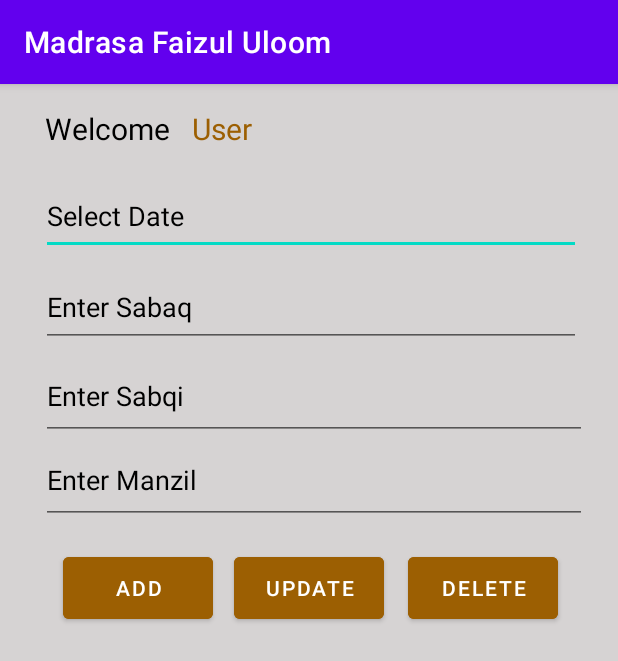
After one commit to BITF19M022/BITF19M022_8, an Android app: the AddRecord screen opened directly, with no data from a screen before it, on a phone screen of 412 x 824 dp. The commit adds this screen. Shown: the top 661 px of the screen. Run offline under Robolectric (Android 15) with nearby library versions, the phone set to English and light mode, and no system bars; 5 statements that could not run were skipped.

Commit message:
Sabqi Sabaq Manzil Activity Added

```diff
--- /dev/null
+++ b/app/src/main/java/com/usman/madrasafaizululoom/AddRecord.java
@@ -0,0 +1,98 @@
+package com.usman.madrasafaizululoom;
+
+import androidx.annotation.NonNull;
+import androidx.annotation.Nullable;
+import androidx.appcompat.app.AppCompatActivity;
+
+import android.annotation.SuppressLint;
+import android.content.Intent;
+import android.os.Bundle;
+import android.view.View;
+import android.view.ViewGroup;
+import android.webkit.WebView;
+import android.widget.ArrayAdapter;
+import android.widget.Button;
+import android.widget.EditText;
+import android.widget.ListView;
+import android.widget.TextView;
+import android.widget.Toast;
+
+import com.usman.madrasafaizululoom.data.RecordDBHandler;
+import com.usman.madrasafaizululoom.data.StudentDBHandler;
+import com.usman.madrasafaizululoom.model.Record;
+import com.usman.madrasafaizululoom.model.Students;
+
+import java.util.List;
+
+public class AddRecord extends AppCompatActivity {
+
+    EditText todayDate, studentSabaq, studentSabqi, studentManzil;
+    Button btnAdd, btnUpdate, btnDelete;
+    ListView listRecordData;
+    RecordDBHandler db = new RecordDBHandler(this);
+
+    @SuppressLint("WrongViewCast")
+    @Override
+    protected void onCreate(Bundle savedInstanceState) {
+        super.onCreate(savedInstanceState);
+        setContentView(R.layout.activity_add_record);
+
+        todayDate = findViewById(R.id.editTextDate);
+        studentSabaq = findViewById(R.id.editTxtSabaq);
+        studentSabqi = findViewById(R.id.editTxtSabqi);
+        studentManzil = findViewById(R.id.editTxtManzil);
+
+        listRecordData = findViewById(R.id.listViewRecord);
+
+        btnAdd = findViewById(R.id.btnAddRecord);
+        btnUpdate = findViewById(R.id.btnUpdateRecord);
+        btnDelete = findViewById(R.id.btnDeleteRecord);
+
+        Intent intent = getIntent();
+        int studentID = Integer.parseInt(intent.getStringExtra("StudentID"));
+
+        displayRecord();
+        btnAdd.setOnClickListener(new View.OnClickListener() {
+            @Override
+            public void onClick(View v) {
+                String date = todayDate.getText().toString();
+                String sabaq = studentSabaq.getText().toString();
+                String sabqi = studentSabqi.getText().toString();
+                String manzil = studentManzil.getText().toString();
+
+                if (!date.isEmpty() && !sabaq.isEmpty() && !sabqi.isEmpty() && !manzil.isEmpty())
+                {
+                    Record obj = new Record(date, sabaq, sabqi, manzil, studentID);
+                    db.addRecord(obj);
+                    todayDate.getText().clear();
+                    studentSabaq.getText().clear();
+                    studentSabqi.getText().clear();
+                    studentManzil.getText().clear();
+                    Toast.makeText(AddRecord.this, "Record Added", Toast.LENGTH_SHORT).show();
+                    displayRecord();
+                }
+                else
+                {
+                    Toast.makeText(AddRecord.this, "All Field Required", Toast.LENGTH_SHORT).show();
+                }
+            }
+        });
+    }
+
+    public void displayRecord()
+    {
+        List<Record> recordAllList = db.getAllRecord();
+        ArrayAdapter<Record> empAdapter = new ArrayAdapter<Record>(this, android.R.layout.simple_list_item_1, recordAllList)
+        {
+            @NonNull
+            @Override
+            public View getView(int position, @Nullable View convertView, @NonNull ViewGroup parent) {
+                View view = super.getView(position, convertView, parent);
+                TextView text = (TextView) view.findViewById(android.R.id.text1);
+                text.setText(recordAllList.get(position).toString());
+                return view;
+            }
+        };
+        listRecordData.setAdapter(empAdapter);
+    }
+}
--- a/app/src/main/java/com/usman/madrasafaizululoom/data/StudentDBHandler.java
+++ b/app/src/main/java/com/usman/madrasafaizululoom/data/StudentDBHandler.java
@@ -50,7 +50,7 @@ public class StudentDBHandler extends SQLiteOpenHelper {
         db.close();
     }
 
-    public List<Students> getAllEmployee()
+    public List<Students> getAllStudent()
     {
         List<Students> empList = new ArrayList<>();
         SQLiteDatabase db = this.getReadableDatabase();
--- /dev/null
+++ b/app/src/main/res/layout/activity_add_record.xml
@@ -0,0 +1,148 @@
+<?xml version="1.0" encoding="utf-8"?>
+<androidx.constraintlayout.widget.ConstraintLayout xmlns:android="http://schemas.android.com/apk/res/android"
+    xmlns:app="http://schemas.android.com/apk/res-auto"
+    xmlns:tools="http://schemas.android.com/tools"
+    android:id="@+id/listViewAllRecord"
+    android:layout_width="match_parent"
+    android:layout_height="match_parent"
+    android:background="#F4F4F4"
+    android:backgroundTint="#D6D3D3"
+    tools:context=".AddRecord">
+
+    <TextView
+        android:id="@+id/txtViewWelcome"
+        android:layout_width="98dp"
+        android:layout_height="34dp"
+        android:layout_marginTop="16dp"
+        android:layout_marginEnd="284dp"
+        android:text="Welcome"
+        android:textAlignment="viewStart"
+        android:textColor="#000000"
+        android:textSize="20sp"
+        app:layout_constraintEnd_toEndOf="parent"
+        app:layout_constraintTop_toTopOf="parent" />
+
+    <EditText
+        android:id="@+id/editTextDate"
+        android:layout_width="360dp"
+        android:layout_height="52dp"
+        android:layout_marginTop="12dp"
+        android:ems="10"
+        android:hint="Select Date"
+        android:inputType="date"
+        android:textColor="#000000"
+        android:textColorHint="#000000"
+        app:layout_constraintEnd_toEndOf="parent"
+        app:layout_constraintHorizontal_bias="0.529"
+        app:layout_constraintStart_toStartOf="parent"
+        app:layout_constraintTop_toBottomOf="@+id/txtViewWelcome" />
+
+    <EditText
+        android:id="@+id/editTxtSabqi"
+        android:layout_width="364dp"
+        android:layout_height="58dp"
+        android:layout_marginTop="4dp"
+        android:ems="10"
+        android:hint="Enter Sabqi"
+        android:inputType="textPersonName"
+        android:textColor="#000000"
+        android:textColorHint="#000000"
+        app:layout_constraintEnd_toEndOf="@+id/editTxtSabaq"
+        app:layout_constraintHorizontal_bias="0.0"
+        app:layout_constraintStart_toStartOf="@+id/editTxtSabaq"
+        app:layout_constraintTop_toBottomOf="@+id/editTxtSabaq" />
+
+    <EditText
+        android:id="@+id/editTxtManzil"
+        android:layout_width="364dp"
+        android:layout_height="58dp"
+        android:layout_marginTop="60dp"
+        android:ems="10"
+        android:hint="Enter Manzil"
+        android:inputType="textPersonName"
+        android:textColor="#000000"
+        android:textColorHint="#000000"
+        app:layout_constraintEnd_toEndOf="@+id/editTxtSabaq"
+        app:layout_constraintHorizontal_bias="0.0"
+        app:layout_constraintStart_toStartOf="@+id/editTxtSabaq"
+        app:layout_constraintTop_toBottomOf="@+id/editTxtSabaq" />
+
+    <EditText
+        android:id="@+id/editTxtSabaq"
+        android:layout_width="360dp"
+        android:layout_height="53dp"
+        android:layout_marginStart="24dp"
+        android:layout_marginTop="8dp"
+        android:ems="10"
+        android:hint="Enter Sabaq"
+        android:inputType="textPersonName"
+        android:textColor="#000000"
+        android:textColorHint="#000000"
+        app:layout_constraintEnd_toEndOf="@+id/editTextDate"
+        app:layout_constraintHorizontal_bias="1.0"
+        app:layout_constraintStart_toStartOf="@+id/editTextDate"
+        app:layout_constraintTop_toBottomOf="@+id/editTextDate" />
+
+    <Button
+        android:id="@+id/btnUpdateRecord"
+        android:layout_width="100dp"
+        android:layout_height="53dp"
+        android:layout_marginEnd="16dp"
+        android:backgroundTint="#9C5F02"
+        android:text="Update"
+        android:textColor="#FFFFFF"
+        app:layout_constraintBottom_toBottomOf="@+id/btnAddRecord"
+        app:layout_constraintEnd_toStartOf="@+id/btnDeleteRecord"
+        app:layout_constraintTop_toBottomOf="@+id/editTxtManzil"
+        app:layout_constraintVertical_bias="1.0" />
+
+    <Button
+        android:id="@+id/btnDeleteRecord"
+        android:layout_width="100dp"
+        android:layout_height="53dp"
+        android:layout_marginEnd="40dp"
+        android:backgroundTint="#9C5F02"
+        android:text="Delete"
+        android:textColor="#FFFFFF"
+        app:layout_constraintBottom_toBottomOf="@+id/btnUpdateRecord"
+        app:layout_constraintEnd_toEndOf="parent"
+        app:layout_constraintTop_toTopOf="@+id/btnUpdateRecord"
+        app:layout_constraintVertical_bias="0.0" />
+
+    <Button
+        android:id="@+id/btnAddRecord"
+        android:layout_width="100dp"
+        android:layout_height="53dp"
+        android:layout_marginTop="16dp"
+        android:backgroundTint="#9C5F02"
+        android:text="Add"
+        android:textColor="#FFFFFF"
+        app:layout_constraintEnd_toStartOf="@+id/btnUpdateRecord"
+        app:layout_constraintHorizontal_bias="0.745"
+        app:layout_constraintStart_toStartOf="parent"
+        app:layout_constraintTop_toBottomOf="@+id/editTxtManzil" />
+
+    <TextView
+        android:id="@+id/txtViewRecordName"
+        android:layout_width="244dp"
+        android:layout_height="36dp"
+        android:layout_marginTop="16dp"
+        android:text="User"
+        android:textColor="#9C5F02"
+        android:textSize="20sp"
+        app:layout_constraintEnd_toEndOf="parent"
+        app:layout_constraintHorizontal_bias="0.0"
+        app:layout_constraintStart_toEndOf="@+id/txtViewWelcome"
+        app:layout_constraintTop_toTopOf="parent" />
+
+    <ListView
+        android:id="@+id/listViewRecord"
+        android:layout_width="362dp"
+        android:layout_height="333dp"
+        android:layout_marginBottom="16dp"
+        app:layout_constraintBottom_toBottomOf="parent"
+        app:layout_constraintEnd_toEndOf="parent"
+        app:layout_constraintHorizontal_bias="0.489"
+        app:layout_constraintStart_toStartOf="parent" />
+
+</androidx.constraintlayout.widget.ConstraintLayout>
--- a/app/src/main/res/layout/activity_main.xml
+++ b/app/src/main/res/layout/activity_main.xml
@@ -28,6 +28,7 @@
         android:layout_marginBottom="104dp"
         android:backgroundTint="#9C5F02"
         android:text="Get Started"
+        android:textColor="#FFFFFF"
         android:textSize="20sp"
         app:layout_constraintBottom_toBottomOf="parent"
         app:layout_constraintEnd_toEndOf="parent"
--- a/app/src/main/res/layout/activity_student.xml
+++ b/app/src/main/res/layout/activity_student.xml
@@ -16,6 +16,7 @@
         android:ems="10"
         android:hint="Enter Name"
         android:inputType="textPersonName"
+        android:textColorHint="#000000"
         app:layout_constraintEnd_toEndOf="parent"
         app:layout_constraintHorizontal_bias="0.521"
         app:layout_constraintStart_toStartOf="parent"
@@ -29,6 +30,7 @@
         android:ems="10"
         android:hint="Enter City"
         android:inputType="textPersonName"
+        android:textColorHint="#000000"
         app:layout_constraintEnd_toEndOf="parent"
         app:layout_constraintHorizontal_bias="0.528"
         app:layout_constraintStart_toStartOf="parent"
@@ -42,6 +44,7 @@
         android:ems="10"
         android:hint="Enter Phone Number"
         android:inputType="textPersonName"
+        android:textColorHint="#000000"
         app:layout_constraintEnd_toEndOf="parent"
         app:layout_constraintHorizontal_bias="0.535"
         app:layout_constraintStart_toStartOf="parent"
@@ -55,6 +58,7 @@
         android:layout_marginBottom="80dp"
         android:backgroundTint="#9C5F02"
         android:text="All Student"
+        android:textColor="#FFFFFF"
         app:layout_constraintBottom_toBottomOf="parent"
         app:layout_constraintEnd_toEndOf="parent" />
 
@@ -65,6 +69,7 @@
         android:layout_marginBottom="80dp"
         android:backgroundTint="#9C5F02"
         android:text="Add Student"
+        android:textColor="#FFFFFF"
         app:layout_constraintBottom_toBottomOf="parent"
         app:layout_constraintEnd_toStartOf="@+id/btnAllStudent"
         app:layout_constraintHorizontal_bias="0.656"
```
Also changed, not shown: app/src/main/AndroidManifest.xml (+7 -0 lines), app/src/main/java/com/usman/madrasafaizululoom/AllStudents.java (+57 -0 lines), app/src/main/java/com/usman/madrasafaizululoom/Student.java (+8 -0 lines), app/src/main/java/com/usman/madrasafaizululoom/data/RecordDBHandler.java (+49 -0 lines), app/src/main/java/com/usman/madrasafaizululoom/model/Record.java (added, +83 -0 lines), app/src/main/res/layout/activity_all_students.xml (+27 -0 lines).
